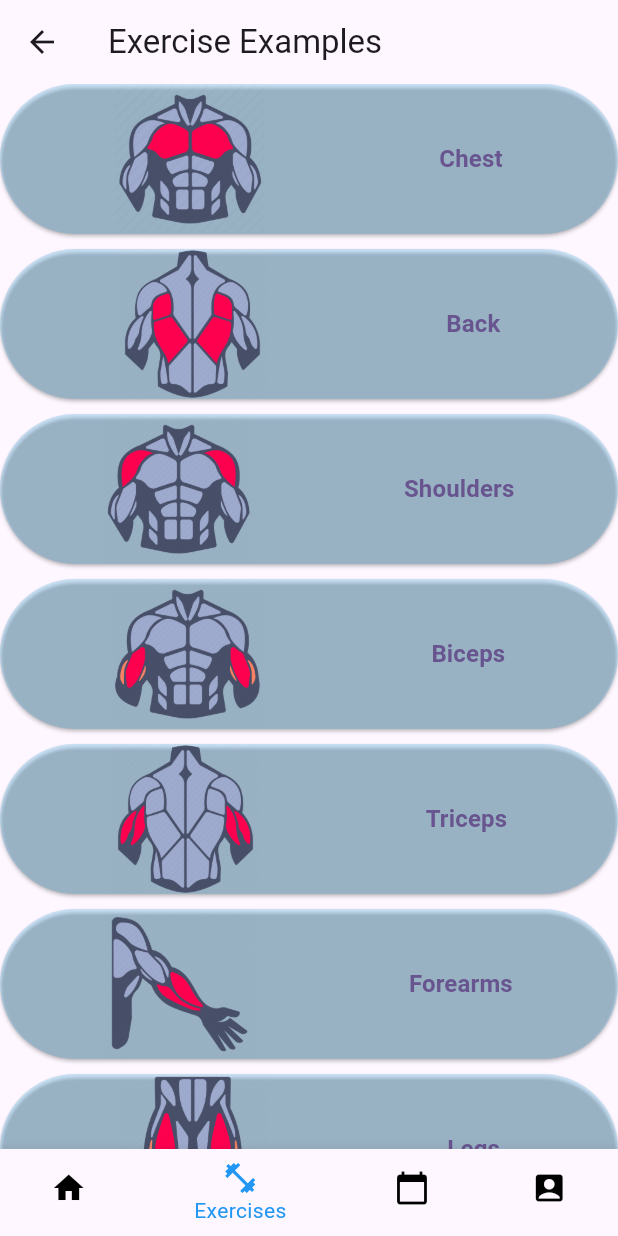
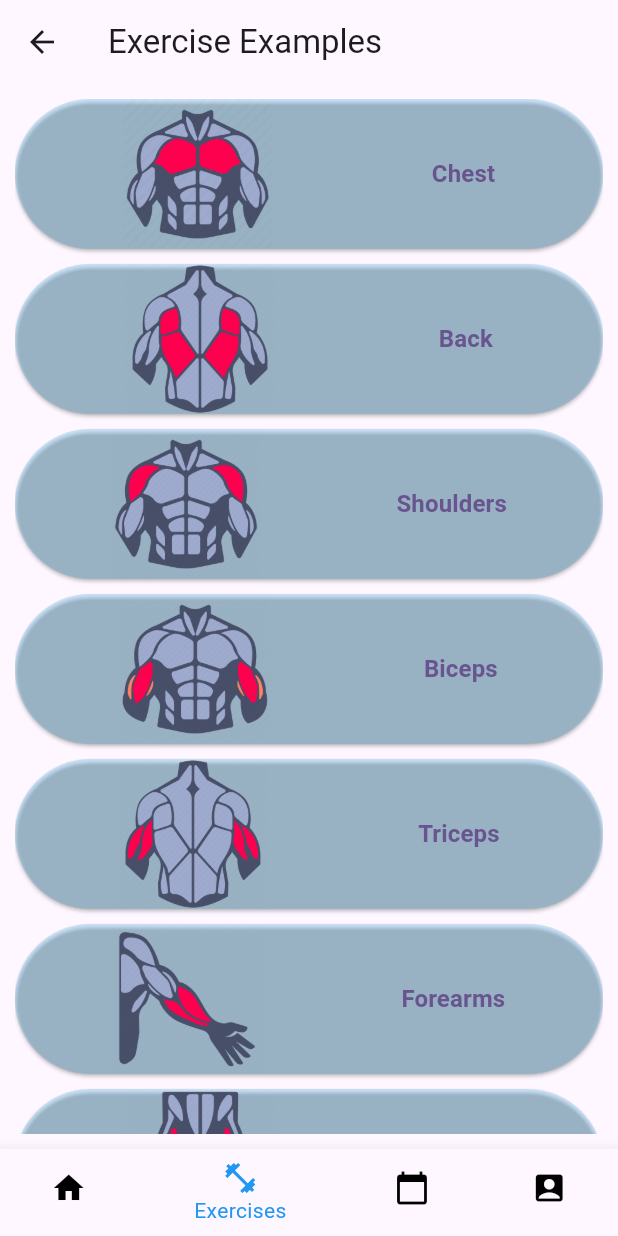
Before and after one commit to mateuszkasprzak94/fitness_prodigy, a Flutter app: the ExerciseExamplesPage screen opened directly, on a phone screen of 412 x 824 dp. Run offline on Flutter 3.47's test engine with Material 2 defaults, Android fonts, the phone set to English and light mode, and no system bars; our stand-ins replace firebase_auth, firebase_core, google_fonts, shared_preferences; accounts and stored records are empty.

Commit message:
Add padding to exercise examples page

```diff
--- a/lib/app/after login plus features/exercies_examples/exercies_examples_page.dart
+++ b/lib/app/after login plus features/exercies_examples/exercies_examples_page.dart
@@ -36,6 +36,8 @@ class _ExerciseExamplesPageState extends State<ExerciseExamplesPage> {
         ),
       ),
       body: Center(
+        child: Padding(
+          padding: const EdgeInsets.all(10.0),
           child: ListView(
             children: const [
               Chest(),
@@ -54,6 +56,7 @@ class _ExerciseExamplesPageState extends State<ExerciseExamplesPage> {
               SizedBox(height: 10),
               Abs(),
             ],
+          ),
         ),
       ),
       bottomNavigationBar: BottomNavigationBar(
```
Also changed, not shown: exercise examples page images/chest2.png (added). Lines whose indentation alone changed are shown as unchanged.
